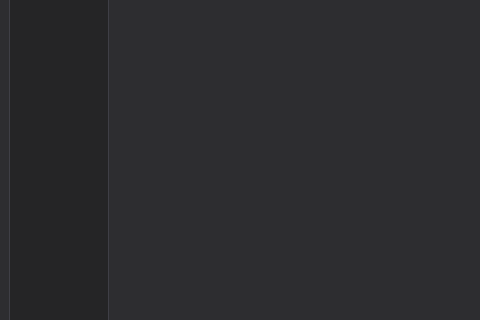
This is mainwindow.ui in exquet/multimedia-viewer as Qt 5 draws it before an edit; both pictures show x 0 to 480 and y 154 to 474 of the 964 by 675 pixel window. The edited form follows.
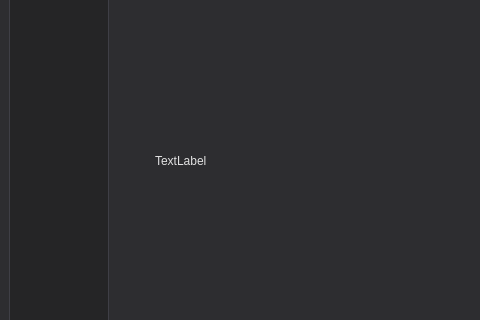
This is the edited form.

Commit message: added image loading

What changed in the file:
```diff
--- a/mainwindow.ui
+++ b/mainwindow.ui
@@ -132,6 +132,25 @@
     border: 1px solid #3F3F46;
 }</string>
            </property>
+           <widget class="QLabel" name="imageLabel">
+            <property name="geometry">
+             <rect>
+              <x>40</x>
+              <y>10</y>
+              <width>761</width>
+              <height>480</height>
+             </rect>
+            </property>
+            <property name="maximumSize">
+             <size>
+              <width>16777215</width>
+              <height>16777215</height>
+             </size>
+            </property>
+            <property name="text">
+             <string>TextLabel</string>
+            </property>
+           </widget>
           </widget>
          </widget>
         </item>
```
The commit also changes 2 other files.
